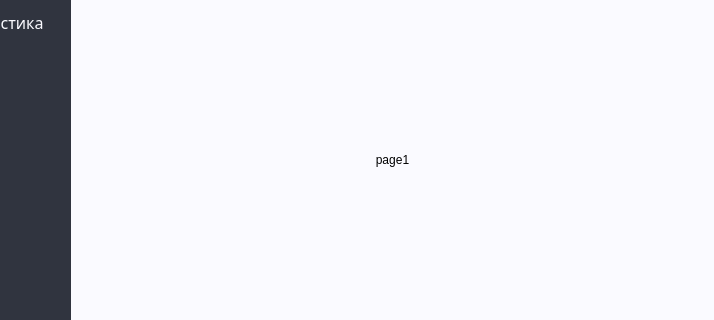
Qt form Organiser/mainwindow.ui (et3rnalpain/Organiser) before a commit; both pictures show x 86 to 800 and y 140 to 460 of the 800 by 600 pixel window.
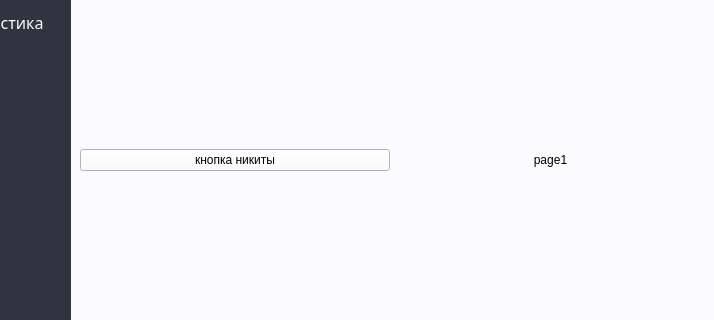
The same form after that commit. The open tabs and pages were chosen to show the change. Icons and pictures are not drawn.

What changed in the file:
```diff
--- a/Organiser/mainwindow.ui
+++ b/Organiser/mainwindow.ui
@@ -965,6 +965,13 @@
          </widget>
          <widget class="QWidget" name="page">
           <layout class="QHBoxLayout" name="horizontalLayout_2">
+           <item>
+            <widget class="QPushButton" name="pushButton_2">
+             <property name="text">
+              <string>кнопка никиты</string>
+             </property>
+            </widget>
+           </item>
            <item>
             <widget class="QLabel" name="label">
              <property name="styleSheet">
```
Left out of the diff: 2 changed lines with no effect on the pictures.
